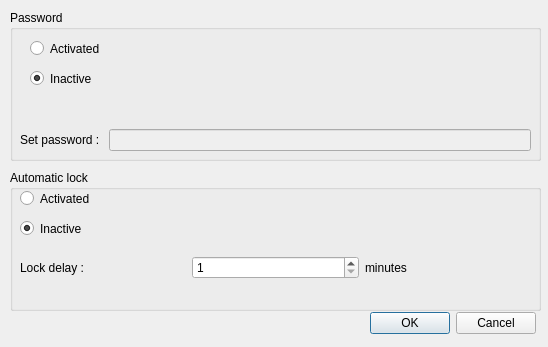
The window that src/locksettingswindow.ui (cinemaouvert/OPP) describes before a commit, drawn with Qt 5.
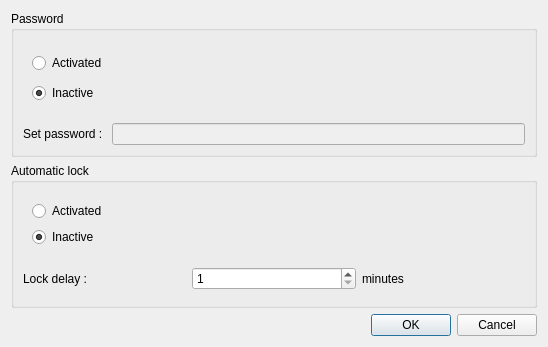
The same window after the commit.

Patch:
```diff
--- a/src/locksettingswindow.ui
+++ b/src/locksettingswindow.ui
@@ -25,52 +25,27 @@
   <property name="locale">
    <locale language="English" country="UnitedStates"/>
   </property>
+  <layout class="QVBoxLayout" name="verticalLayout_4">
+   <item>
   <widget class="QGroupBox" name="groupBox_password">
-   <property name="geometry">
-    <rect>
-     <x>10</x>
-     <y>10</y>
-     <width>531</width>
-     <height>151</height>
-    </rect>
-   </property>
    <property name="title">
     <string>Password</string>
    </property>
-   <widget class="QWidget" name="verticalLayoutWidget_3">
-    <property name="geometry">
-     <rect>
-      <x>10</x>
-      <y>20</y>
-      <width>511</width>
-      <height>121</height>
-     </rect>
-    </property>
+     <layout class="QVBoxLayout" name="verticalLayout_5">
+      <item>
     <layout class="QVBoxLayout" name="verticalLayout_3">
      <item>
       <widget class="QWidget" name="widget_password" native="true">
+          <layout class="QVBoxLayout" name="verticalLayout_8">
+           <item>
        <widget class="QRadioButton" name="radioButton_passwordOn">
-        <property name="geometry">
-         <rect>
-          <x>10</x>
-          <y>10</y>
-          <width>111</width>
-          <height>17</height>
-         </rect>
-        </property>
         <property name="text">
          <string>Activated</string>
         </property>
        </widget>
+           </item>
+           <item>
        <widget class="QRadioButton" name="radioButton_passwordOff">
-        <property name="geometry">
-         <rect>
-          <x>10</x>
-          <y>40</y>
-          <width>121</width>
-          <height>17</height>
-         </rect>
-        </property>
         <property name="text">
          <string>Inactive</string>
         </property>
@@ -78,6 +53,8 @@
          <bool>true</bool>
         </property>
        </widget>
+           </item>
+          </layout>
       </widget>
      </item>
      <item>
@@ -108,43 +85,25 @@
       </layout>
      </item>
     </layout>
-   </widget>
-  </widget>
+      </item>
+     </layout>
+    </widget>
+   </item>
+   <item>
   <widget class="QGroupBox" name="groupBox_autoLock">
-   <property name="geometry">
-    <rect>
-     <x>10</x>
-     <y>170</y>
-     <width>531</width>
-     <height>141</height>
-    </rect>
-   </property>
    <property name="title">
     <string>Automatic lock</string>
    </property>
-   <widget class="QWidget" name="verticalLayoutWidget">
-    <property name="geometry">
-     <rect>
-      <x>10</x>
-      <y>20</y>
-      <width>511</width>
-      <height>101</height>
-     </rect>
-    </property>
+     <layout class="QVBoxLayout" name="verticalLayout_6">
+      <item>
     <layout class="QVBoxLayout" name="verticalLayout">
      <item>
       <layout class="QVBoxLayout" name="verticalLayout_2">
        <item>
         <widget class="QWidget" name="widget_autoLock" native="true">
+            <layout class="QVBoxLayout" name="verticalLayout_7">
+             <item>
          <widget class="QRadioButton" name="radioButton_autoLockOn">
-          <property name="geometry">
-           <rect>
-            <x>0</x>
-            <y>0</y>
-            <width>111</width>
-            <height>17</height>
-           </rect>
-          </property>
           <property name="contextMenuPolicy">
            <enum>Qt::DefaultContextMenu</enum>
           </property>
@@ -152,15 +111,9 @@
            <string>Activated</string>
           </property>
          </widget>
+             </item>
+             <item>
          <widget class="QRadioButton" name="radioButton_autoLockOff">
-          <property name="geometry">
-           <rect>
-            <x>0</x>
-            <y>30</y>
-            <width>101</width>
-            <height>17</height>
-           </rect>
-          </property>
           <property name="text">
            <string>Inactive</string>
           </property>
@@ -168,6 +121,11 @@
            <bool>true</bool>
           </property>
          </widget>
+             </item>
+            </layout>
+            <zorder>radioButton_autoLockOn</zorder>
+            <zorder>radioButton_autoLockOff</zorder>
+            <zorder>buttonBox</zorder>
         </widget>
        </item>
        <item>
@@ -198,21 +156,20 @@
       </layout>
      </item>
     </layout>
-   </widget>
-  </widget>
+      </item>
+     </layout>
+     <zorder>verticalLayoutWidget</zorder>
+     <zorder>buttonBox</zorder>
+    </widget>
+   </item>
+   <item>
   <widget class="QDialogButtonBox" name="buttonBox">
-   <property name="geometry">
-    <rect>
-     <x>360</x>
-     <y>310</y>
-     <width>176</width>
-     <height>27</height>
-    </rect>
-   </property>
    <property name="standardButtons">
     <set>QDialogButtonBox::Cancel|QDialogButtonBox::Ok</set>
    </property>
   </widget>
+   </item>
+  </layout>
  </widget>
  <resources/>
  <connections/>
```
Lines whose indentation alone changed are shown as unchanged.
